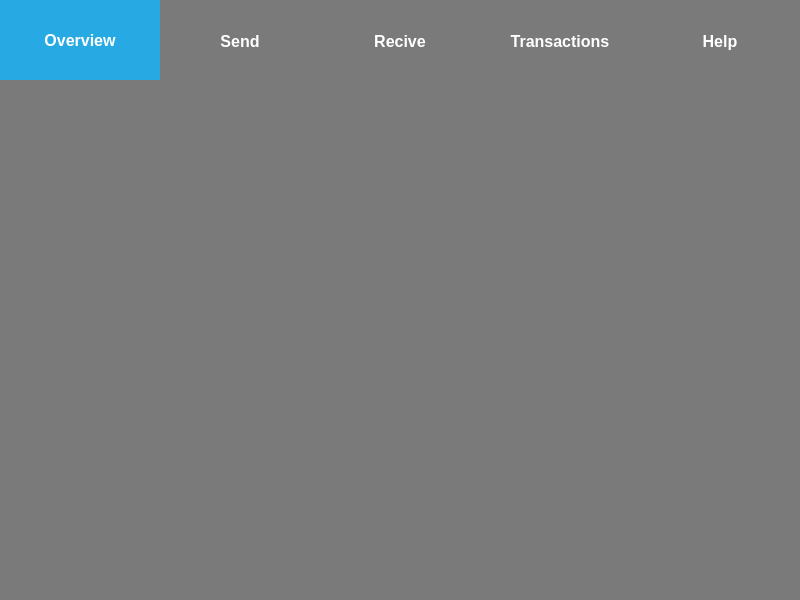
Before: the Qt Designer form forms/mainwindow.ui in kratek210/Blockchain-Client, drawn with Qt 5.
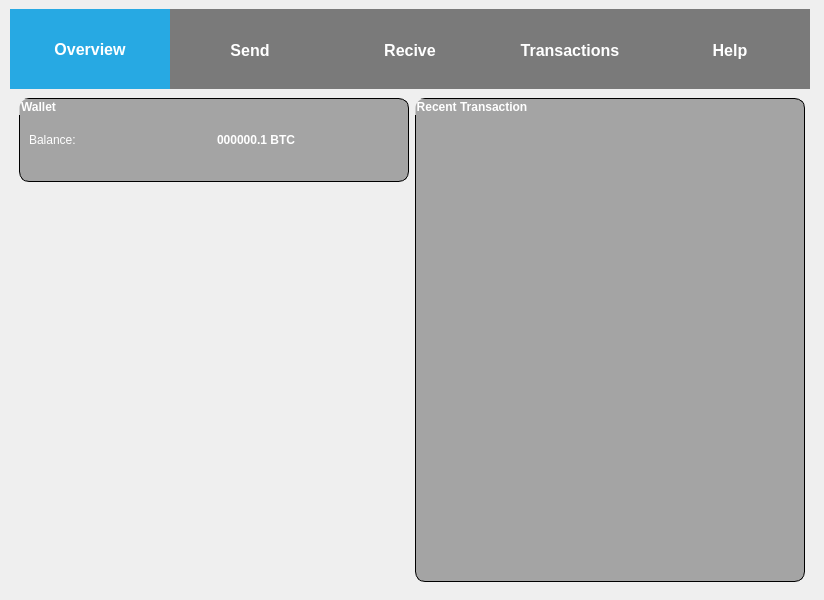
After: the same form once the commit is applied. Icons and pictures are not drawn.

```diff
--- a/forms/mainwindow.ui
+++ b/forms/mainwindow.ui
@@ -6,7 +6,7 @@
    <rect>
     <x>0</x>
     <y>0</y>
-    <width>800</width>
+    <width>824</width>
     <height>600</height>
    </rect>
   </property>
@@ -15,18 +15,16 @@
   </property>
   <property name="styleSheet">
    <string notr="true">background-color: rgb(122, 122, 122);
+QLabel
+{
+border:0px;
+}
 </string>
   </property>
   <widget class="QWidget" name="centralwidget">
+   <layout class="QHBoxLayout" name="horizontalLayout_2">
+    <item>
    <widget class="QTabWidget" name="tabWidget">
-    <property name="geometry">
-     <rect>
-      <x>0</x>
-      <y>0</y>
-      <width>801</width>
-      <height>601</height>
-     </rect>
-    </property>
     <property name="sizePolicy">
      <sizepolicy hsizetype="Fixed" vsizetype="Expanding">
       <horstretch>0</horstretch>
@@ -103,6 +101,98 @@
      <attribute name="title">
       <string>Overview</string>
      </attribute>
+       <layout class="QHBoxLayout" name="horizontalLayout">
+        <item>
+         <layout class="QVBoxLayout" name="verticalLayout">
+          <item>
+           <widget class="QGroupBox" name="groupBox">
+            <property name="styleSheet">
+             <string notr="true">border: 1px solid black;
+color: white;
+border-radius:10px;
+background-color: rgba(0, 0, 0, 80);
+font-size: 12px;
+font: bold;</string>
+            </property>
+            <property name="title">
+             <string>Wallet</string>
+            </property>
+            <layout class="QHBoxLayout" name="horizontalLayout_3">
+             <item>
+              <layout class="QVBoxLayout" name="verticalLayout_3">
+               <item>
+                <layout class="QHBoxLayout" name="horizontalLayout_4">
+                 <item>
+                  <widget class="QLabel" name="label">
+                   <property name="styleSheet">
+                    <string notr="true">border: none;
+background: transparent;
+font-size: 12px;
+font: normal;</string>
+                   </property>
+                   <property name="text">
+                    <string>Balance:</string>
+                   </property>
+                  </widget>
+                 </item>
+                 <item>
+                  <widget class="QLabel" name="balanceLabel">
+                   <property name="styleSheet">
+                    <string notr="true">border: none;
+background: transparent;
+font: bold;
+font-size: 12px;</string>
+                   </property>
+                   <property name="text">
+                    <string>000000.1 BTC</string>
+                   </property>
+                  </widget>
+                 </item>
+                </layout>
+               </item>
+              </layout>
+             </item>
+            </layout>
+           </widget>
+          </item>
+          <item>
+           <spacer name="verticalSpacer">
+            <property name="orientation">
+             <enum>Qt::Vertical</enum>
+            </property>
+            <property name="sizeType">
+             <enum>QSizePolicy::Fixed</enum>
+            </property>
+            <property name="sizeHint" stdset="0">
+             <size>
+              <width>20</width>
+              <height>400</height>
+             </size>
+            </property>
+           </spacer>
+          </item>
+         </layout>
+        </item>
+        <item>
+         <layout class="QVBoxLayout" name="verticalLayout_2">
+          <item>
+           <widget class="QGroupBox" name="groupBox_2">
+            <property name="styleSheet">
+             <string notr="true">border: 1px solid black;
+color: white;
+border-radius:10px;
+background-color: rgba(0, 0, 0, 80);
+font-size: 12px;
+font: bold;</string>
+            </property>
+            <property name="title">
+             <string>Recent Transaction</string>
+            </property>
+           </widget>
+          </item>
+         </layout>
+        </item>
+       </layout>
     </widget>
     <widget class="QWidget" name="tab_2">
      <attribute name="icon">
@@ -141,6 +231,8 @@
      </attribute>
     </widget>
    </widget>
+    </item>
+   </layout>
   </widget>
  </widget>
  <resources>
```
Lines whose indentation alone changed are shown as unchanged.
